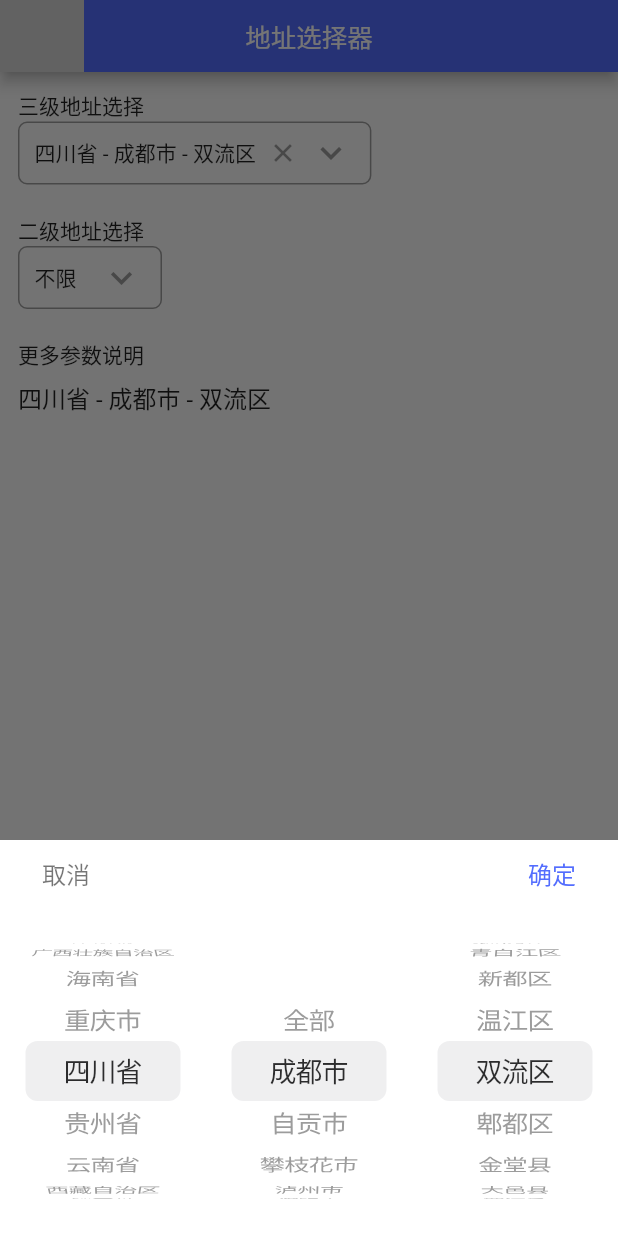
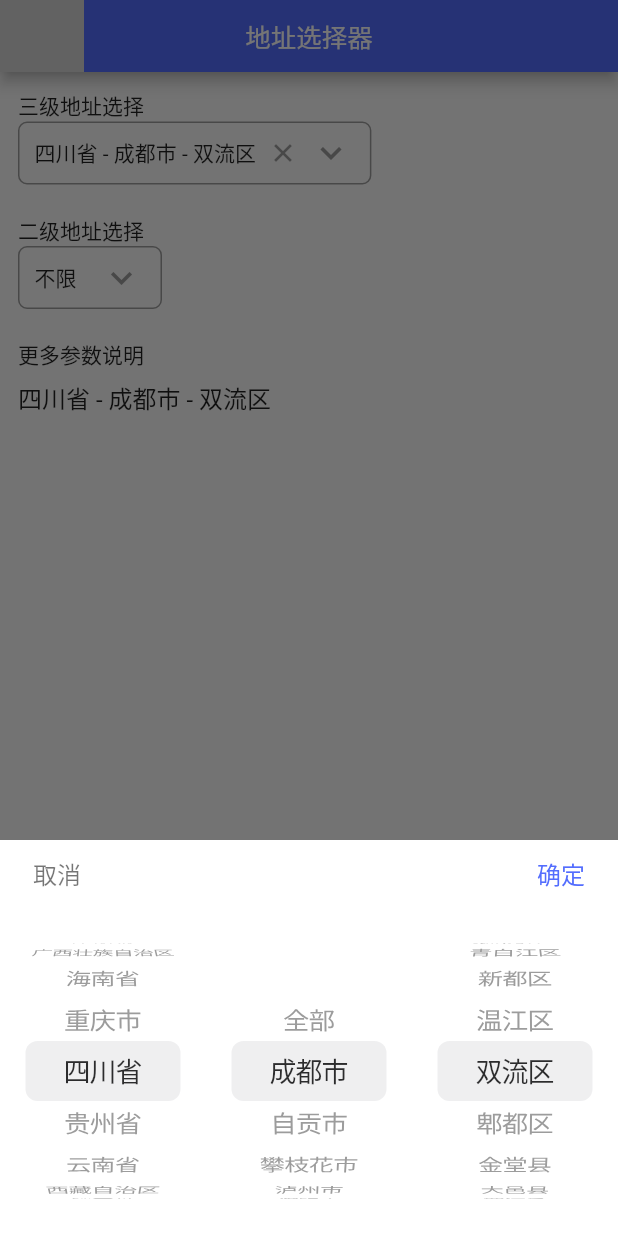
Before and after one commit to longer96/flutter_pickers, a Flutter app: the AddressPickerPage screen opened directly, after a tap on an icon or button, on a phone screen of 412 x 824 dp. Run offline on Flutter 3.47's test engine with Material 2 defaults, Android fonts, the phone set to English and light mode, and no system bars; missing offline and left inert: flutter_picker; statements that could not run were skipped.

Commit message:
优化之前的确认取消按钮 继续完善时间选择器

```diff
--- a/lib/address_picker/route/address_picker_route.dart
+++ b/lib/address_picker/route/address_picker_route.dart
@@ -393,16 +393,16 @@ class _PickerState extends State<_PickerContentView> {
   Widget _titleView() {
     final commitButton = Container(
       height: _pickerTitleHeight,
-      child: FlatButton(
-          onPressed: null, child: Text('确定', style: TextStyle(color: Theme.of(context).primaryColor, fontSize: 16.0))),
+      alignment: Alignment.center,
+      padding: const EdgeInsets.only( left: 12, right: 22),
+      child: Text('确定', style: TextStyle(color: Theme.of(context).primaryColor, fontSize: 16.0)),
     );
 
     final cancelButton = Container(
+      height: _pickerTitleHeight,
       alignment: Alignment.center,
-      height: _pickerTitleHeight,
-      child: FlatButton(
-          onPressed: null,
-          child: Text('取消', style: TextStyle(color: Theme.of(context).unselectedWidgetColor, fontSize: 16.0))),
+      padding: const EdgeInsets.only( left: 22, right: 12),
+      child: Text('取消', style: TextStyle(color: Theme.of(context).unselectedWidgetColor, fontSize: 16.0)),
     );
 
     final headDecoration = BoxDecoration(color: widget.route.backgroundColor);
--- a/lib/pickers/pickers.dart
+++ b/lib/pickers/pickers.dart
@@ -179,12 +179,12 @@ class Pickers {
   ///    PDuration.now();
   ///    PDuration.parse(DateTime.parse('20210139'));
   ///    PDuration(year: 2020,month: 2);
-  /// [maxDate] : 最大时间 用法同上
+  /// [maxDate] : 最大时间 用法同上  tip: 该限制不与时间关联 只针对单个item 的限制，比如 maxDate>day = 3  minDate>day = 10,那么所有的月份都只显示3-10之间
   /// [minDate] : 最小时间 用法同上
-  /// [mode] : 时间选择器所显示样式  13 种时间样式 默认：DateMode.YMD
+  /// [mode] : 时间选择器所显示样式  16 种时间样式 默认：DateMode.YMD
   static void showDatePicker(
     BuildContext context, {
-    DateMode mode,
+    DateMode mode : DateMode.YMD,
     PDuration initDate,
     PDuration maxDate,
     PDuration minDate,
@@ -212,6 +212,9 @@ class Pickers {
     //   assert((data is List), 'params : selectData must List');
     // }
 
+    if(initDate == null) initDate = PDuration.now();
+    if(maxDate == null) maxDate = PDuration(year: 2100);
+    if(minDate == null) minDate = PDuration(year: 1900);
 
     Navigator.push(
         context,
--- a/lib/time_picker/model/date_mode.dart
+++ b/lib/time_picker/model/date_mode.dart
@@ -1,8 +1,6 @@
-
-
-
 /// 时间选择器 所显示样式
-/// 13 种时间样式
+/// 16 种时间样式
+///
 enum DateMode {
   /// 【yyyy-MM-dd HH:mm:ss】年月日时分秒
   YMDHMS,
@@ -41,5 +39,14 @@ enum DateMode {
   HM,
 
   /// 【mm:ss】分秒
-  MS
+  MS,
+
+  /// 【ss】秒
+  S,
+
+  /// 【MM】月
+  M,
+
+  /// 【HH】时
+  H,
 }
--- a/lib/time_picker/route/date_picker_route.dart
+++ b/lib/time_picker/route/date_picker_route.dart
@@ -84,8 +84,8 @@ class DatePickerRoute<T> extends PopupRoute<T> {
       context: context,
       removeTop: true,
       child: _PickerContentView(
-        data: null,
-        selectData: null,
+//        data: mode,
+//        selectData: initDate,
         onChanged: onChanged,
         route: this,
       ),
```
Also changed, not shown: example/lib/date_picker_page.dart (+4 -8 lines), lib/pickers/route/multiple_picker_route.dart (+6 -6 lines), lib/pickers/route/single_picker_route.dart (+5 -5 lines), lib/time_picker/model/date_item_model.dart (+30 -5 lines), lib/time_picker/model/pduration.dart (+11 -9 lines), lib/time_picker/time_utils.dart (+7 -3 lines).
